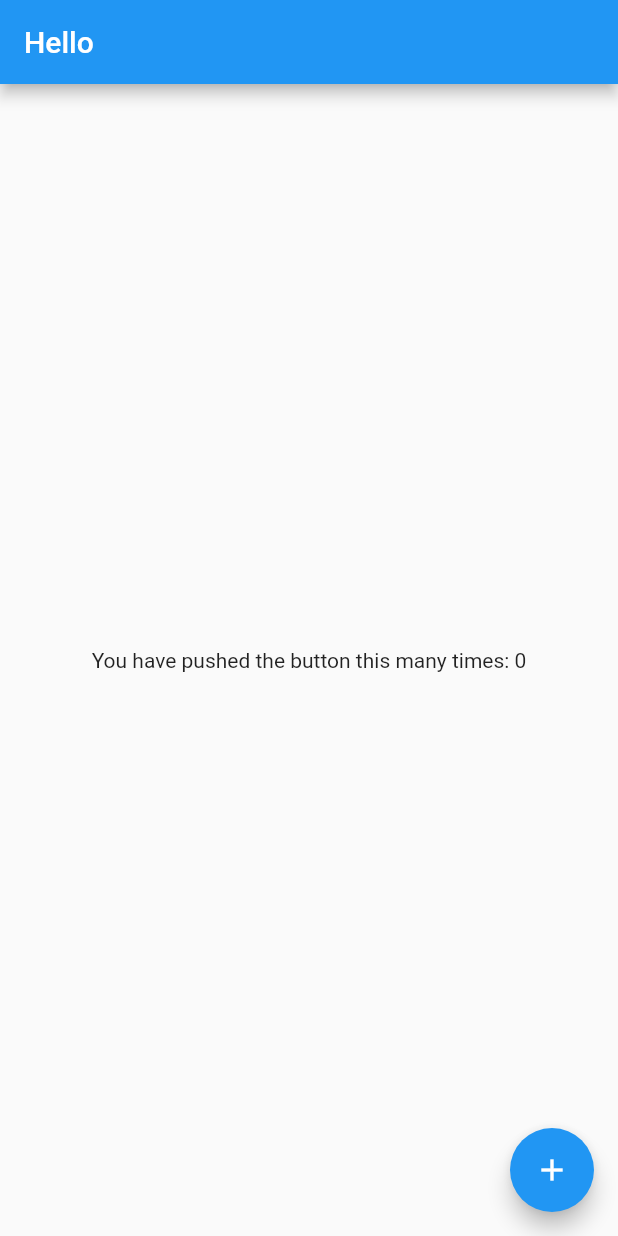
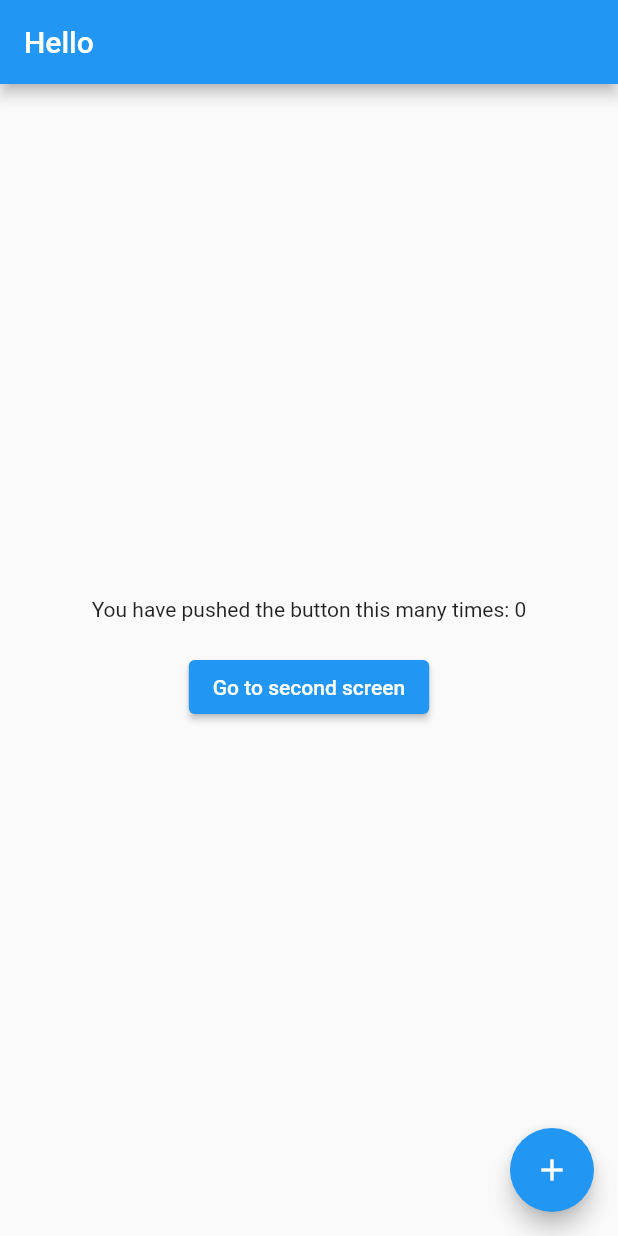
Before and after one commit to moshOntong-IT/flutter_forward, a Flutter app: the screen it shows after launch, on a phone screen of 412 x 824 dp. Run offline on Flutter 3.47's test engine with Material 2 defaults, Android fonts, the phone set to English and light mode, and no system bars.

Commit message:
added route to push seconds creen

```diff
--- a/lib/screen/home_screen.dart
+++ b/lib/screen/home_screen.dart
@@ -1,6 +1,8 @@
 import 'dart:developer';
 
 import 'package:flutter/material.dart';
+
+import 'second_screen.dart';
 
 class HomeScreen extends StatefulWidget {
   const HomeScreen({super.key});
@@ -13,13 +15,6 @@ class _HomeScreenState extends State<HomeScreen> {
   int counter = 0;
   @override
   Widget build(BuildContext context) {
-    ///* When the setState method is called, the widget's build method is triggered,
-    ///*  which causes the widget to be rebuilt with the updated state.
-    ///* This process is known as rebuilding the widget tree.
-    ///* Therefore, the int counter variable must be not here inside the build method.
-    ///*  It must be outside the build method.
-    /// ! int counter = 0;
-
     ///* In Flutter, a scaffold is a basic skeletal structure that provides
     ///* support for visual elements such as the app bar, bottom navigation bar,
     ///* and floating action button. It also provides a framework to implement
@@ -32,8 +27,27 @@ class _HomeScreenState extends State<HomeScreen> {
           ),
         ),
         body: Center(
-          child: Text(
-            'You have pushed the button this many times: $counter',
+          child: Column(
+            mainAxisAlignment: MainAxisAlignment.center,
+            children: [
+              Text(
+                'You have pushed the button this many times: $counter',
+              ),
+              const SizedBox(
+                height: 20,
+              ),
+              ElevatedButton(
+                onPressed: () {
+                  Navigator.push(
+                    context,
+                    MaterialPageRoute(
+                      builder: (context) => const SecondScreen(),
+                    ),
+                  );
+                },
+                child: const Text('Go to second screen'),
+              ),
+            ],
           ),
         ),
         floatingActionButton: FloatingActionButton(
```
Also changed, not shown: lib/screen/second_screen.dart (added, +22 -0 lines), pubspec.yaml (+1 -70 lines).
